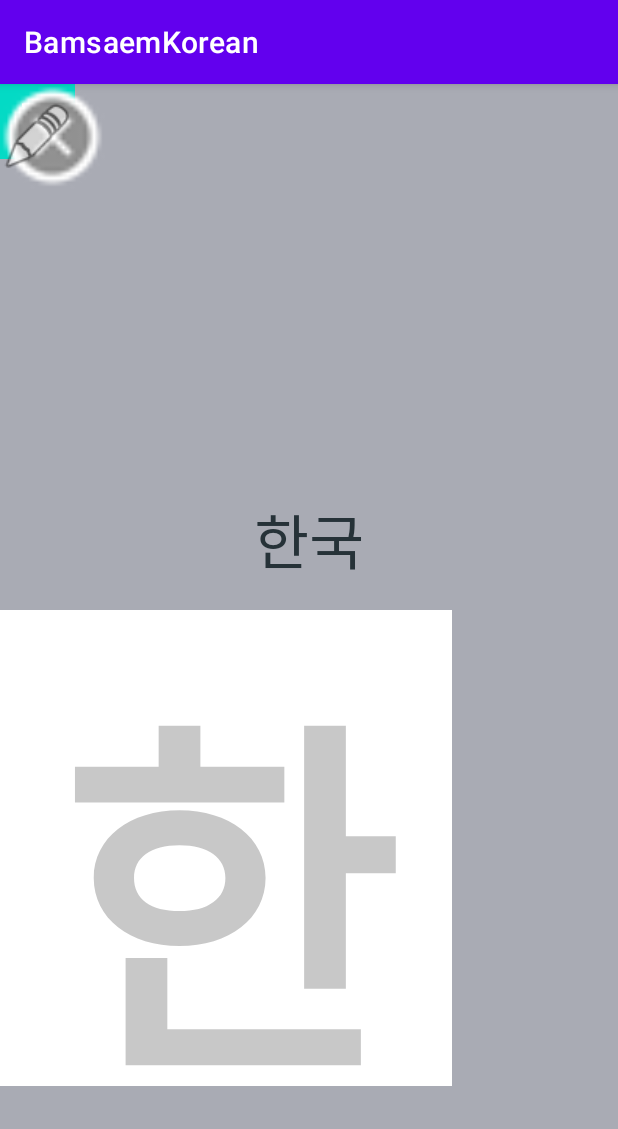
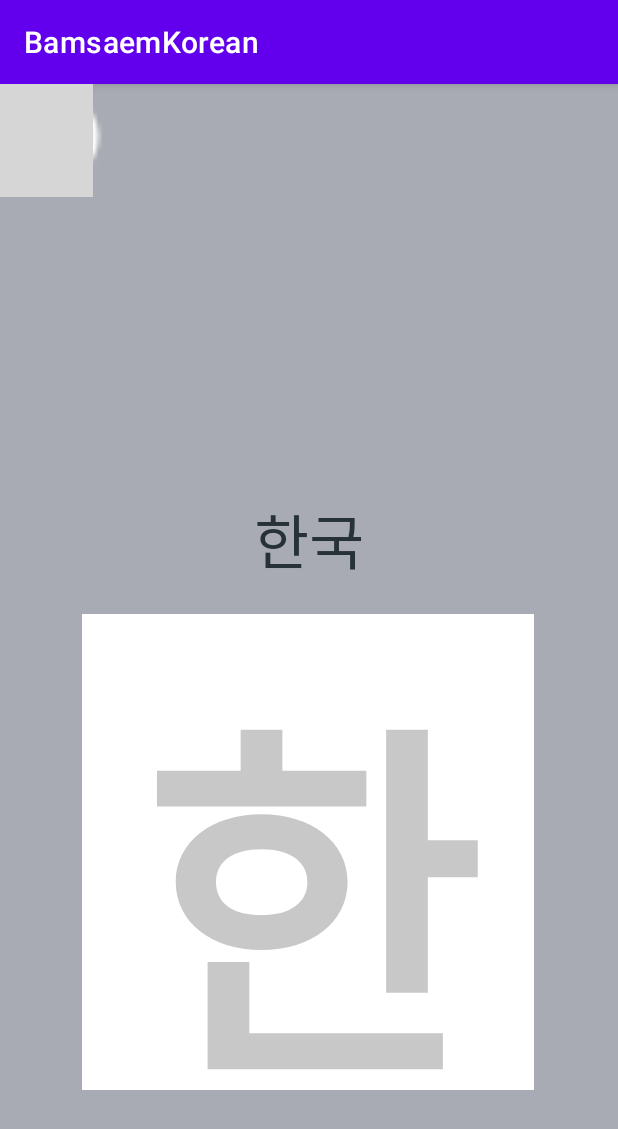
Before and after one commit to MibSang/BamsaemKorean, an Android app: the MainActivity2 screen opened directly, with no data from a screen before it, on a phone screen of 412 x 824 dp. Shown: the top 1129 px of the screen. Run offline under Robolectric (Android 15) with nearby library versions, the phone set to English and light mode, and no system bars; grey boxes are pictures that could not be loaded.

Commit message:
쓰기 연습 레이아웃

```diff
--- a/app/src/main/java/com/example/bamsaemkorean/MainActivity2.java
+++ b/app/src/main/java/com/example/bamsaemkorean/MainActivity2.java
@@ -9,6 +9,6 @@ public class MainActivity2 extends AppCompatActivity {
     @Override
     protected void onCreate(Bundle savedInstanceState) {
         super.onCreate(savedInstanceState);
-        setContentView(R.layout.activity_main2);
+        setContentView(R.layout.activity_writing);
     }
 }
--- a/app/src/main/res/layout/activity_main2.xml
+++ b/app/src/main/res/layout/activity_writing.xml
@@ -53,6 +53,9 @@
         android:id="@+id/textView11"
         android:layout_width="301dp"
         android:layout_height="317dp"
+        android:layout_marginStart="54dp"
+        android:layout_marginTop="32dp"
+        android:layout_marginEnd="56dp"
         android:layout_marginBottom="100dp"
         android:background="@color/white"
         android:backgroundTint="@color/white"
@@ -63,7 +66,9 @@
         android:textSize="250sp"
         android:textStyle="bold"
         app:layout_constraintBottom_toBottomOf="parent"
-        tools:layout_editor_absoluteX="54dp" />
+        app:layout_constraintEnd_toEndOf="parent"
+        app:layout_constraintStart_toStartOf="parent"
+        app:layout_constraintTop_toBottomOf="@+id/textView8" />
 
     <ImageView
         android:id="@+id/imageView"
@@ -74,11 +79,11 @@
         tools:layout_editor_absoluteY="44dp" />
 
     <ImageView
-        android:id="@+id/imageView2"
-        android:layout_width="50dp"
-        android:layout_height="70dp"
-        app:srcCompat="@android:drawable/ic_menu_edit"
-        tools:layout_editor_absoluteX="155dp"
-        tools:layout_editor_absoluteY="51dp" />
+        android:id="@+id/imageView3"
+        android:layout_width="62dp"
+        android:layout_height="75dp"
+        app:srcCompat="@drawable/resource__"
+        tools:layout_editor_absoluteX="174dp"
+        tools:layout_editor_absoluteY="61dp" />
 
 </androidx.constraintlayout.widget.ConstraintLayout>
```
